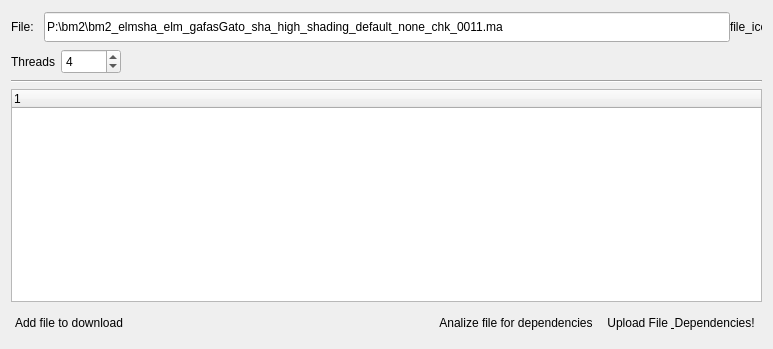
Above: plugins/dependency_uploader/gui/main.ui from MayaFramework/Framework before the change. Below: the same form after it.
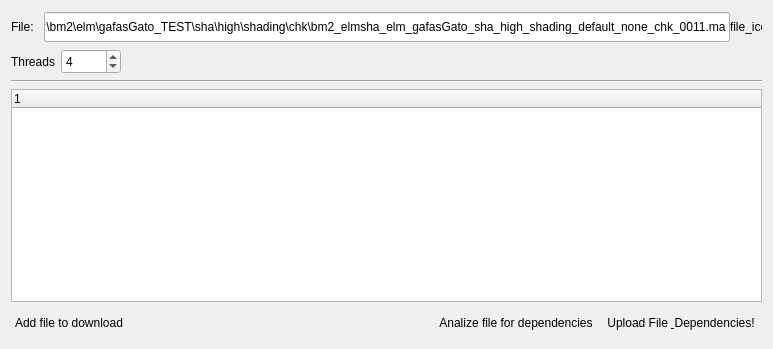
That is the form after the change.

```diff
--- a/plugins/dependency_uploader/gui/main.ui
+++ b/plugins/dependency_uploader/gui/main.ui
@@ -47,7 +47,7 @@
         <string>Set a Ma file or a single file doesnt care if its a ma it will uploaded.</string>
        </property>
        <property name="text">
-        <string>P:\bm2\bm2_elmsha_elm_gafasGato_sha_high_shading_default_none_chk_0011.ma</string>
+        <string>P:\bm2\elm\gafasGato_TEST\sha\high\shading\chk\bm2_elmsha_elm_gafasGato_sha_high_shading_default_none_chk_0011.ma</string>
        </property>
       </widget>
      </item>
```
